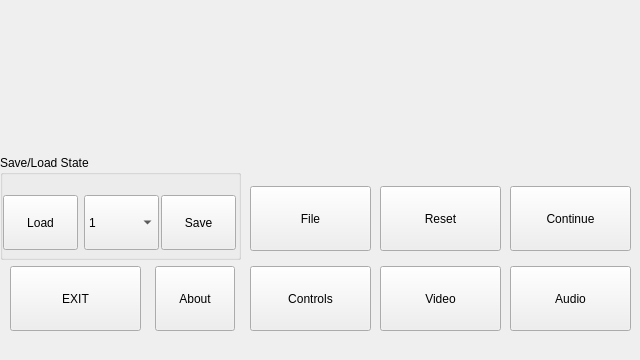
Summeli/gpSP4Cute, file gpsp4cute/emusettings.ui: the form before one commit.
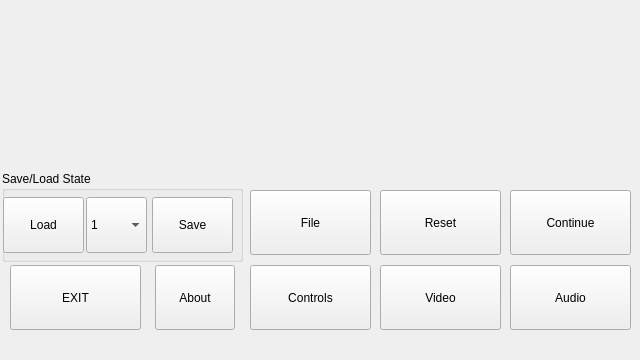
The form after the commit. Icons and pictures are not drawn.

The edit to the form file:
```diff
--- a/gpsp4cute/emusettings.ui
+++ b/gpsp4cute/emusettings.ui
@@ -21,7 +21,7 @@
     <property name="geometry">
      <rect>
       <x>250</x>
-      <y>186</y>
+      <y>190</y>
       <width>121</width>
       <height>65</height>
      </rect>
@@ -34,7 +34,7 @@
     <property name="geometry">
      <rect>
       <x>250</x>
-      <y>266</y>
+      <y>265</y>
       <width>121</width>
       <height>65</height>
      </rect>
@@ -47,7 +47,7 @@
     <property name="geometry">
      <rect>
       <x>10</x>
-      <y>266</y>
+      <y>265</y>
       <width>131</width>
       <height>65</height>
      </rect>
@@ -60,7 +60,7 @@
     <property name="geometry">
      <rect>
       <x>510</x>
-      <y>266</y>
+      <y>265</y>
       <width>121</width>
       <height>65</height>
      </rect>
@@ -73,7 +73,7 @@
     <property name="geometry">
      <rect>
       <x>510</x>
-      <y>186</y>
+      <y>190</y>
       <width>121</width>
       <height>65</height>
      </rect>
@@ -115,10 +115,10 @@
    <widget class="QGroupBox" name="saveloadState">
     <property name="geometry">
      <rect>
-      <x>0</x>
-      <y>155</y>
+      <x>2</x>
+      <y>171</y>
       <width>241</width>
-      <height>105</height>
+      <height>91</height>
      </rect>
     </property>
     <property name="styleSheet">
@@ -130,10 +130,10 @@
     <widget class="QPushButton" name="saveStateButton">
      <property name="geometry">
       <rect>
-       <x>161</x>
-       <y>40</y>
-       <width>75</width>
-       <height>55</height>
+       <x>150</x>
+       <y>26</y>
+       <width>81</width>
+       <height>56</height>
       </rect>
      </property>
      <property name="text">
@@ -144,9 +144,9 @@
      <property name="geometry">
       <rect>
        <x>84</x>
-       <y>40</y>
-       <width>75</width>
-       <height>55</height>
+       <y>26</y>
+       <width>61</width>
+       <height>56</height>
       </rect>
      </property>
      <item>
@@ -178,10 +178,10 @@
     <widget class="QPushButton" name="loadStateButton">
      <property name="geometry">
       <rect>
-       <x>3</x>
-       <y>40</y>
-       <width>75</width>
-       <height>55</height>
+       <x>1</x>
+       <y>26</y>
+       <width>81</width>
+       <height>56</height>
       </rect>
      </property>
      <property name="text">
@@ -193,7 +193,7 @@
     <property name="geometry">
      <rect>
       <x>380</x>
-      <y>266</y>
+      <y>265</y>
       <width>121</width>
       <height>65</height>
      </rect>
@@ -206,7 +206,7 @@
     <property name="geometry">
      <rect>
       <x>380</x>
-      <y>186</y>
+      <y>190</y>
       <width>121</width>
       <height>65</height>
      </rect>
@@ -219,7 +219,7 @@
     <property name="geometry">
      <rect>
       <x>155</x>
-      <y>266</y>
+      <y>265</y>
       <width>80</width>
       <height>65</height>
      </rect>
@@ -228,6 +228,24 @@
      <string>About</string>
     </property>
    </widget>
+   <widget class="QLabel" name="separator">
+    <property name="geometry">
+     <rect>
+      <x>0</x>
+      <y>150</y>
+      <width>640</width>
+      <height>20</height>
+     </rect>
+    </property>
+    <property name="styleSheet">
+     <string notr="true">QLabel{
+background-image: url(:/graphics/gfx/separator.png);
+}</string>
+    </property>
+    <property name="text">
+     <string/>
+    </property>
+   </widget>
   </widget>
   <widget class="QMenuBar" name="menubar">
    <property name="geometry">
```
Left out of the diff: 4 changed lines with no effect on the pictures.
